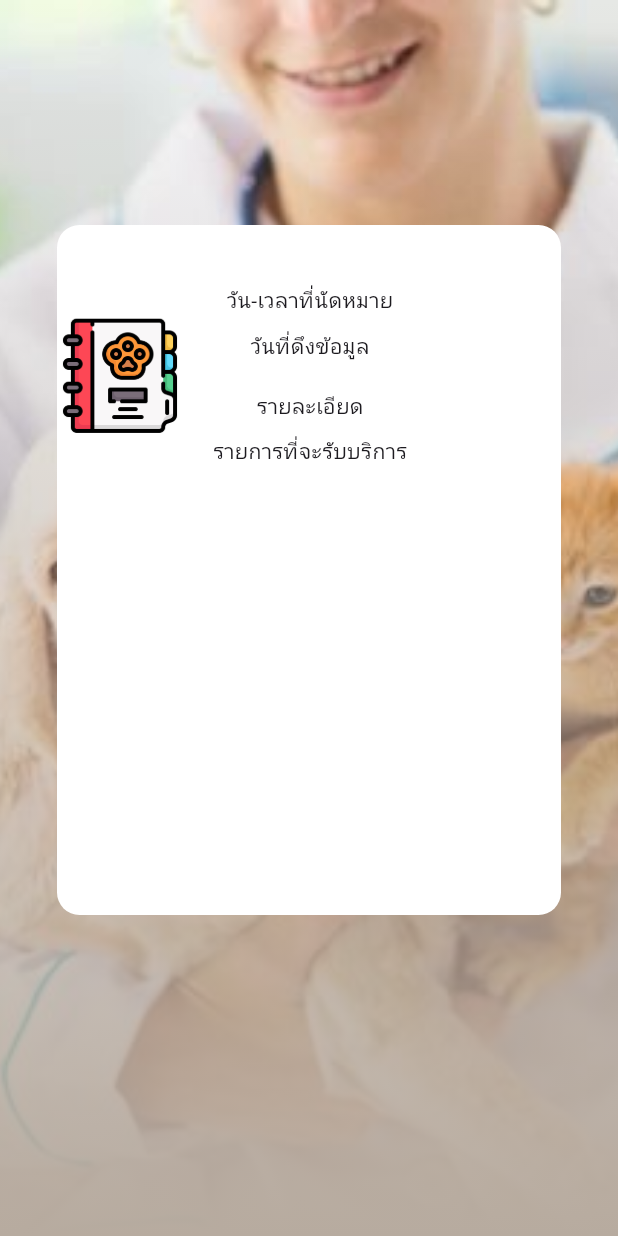
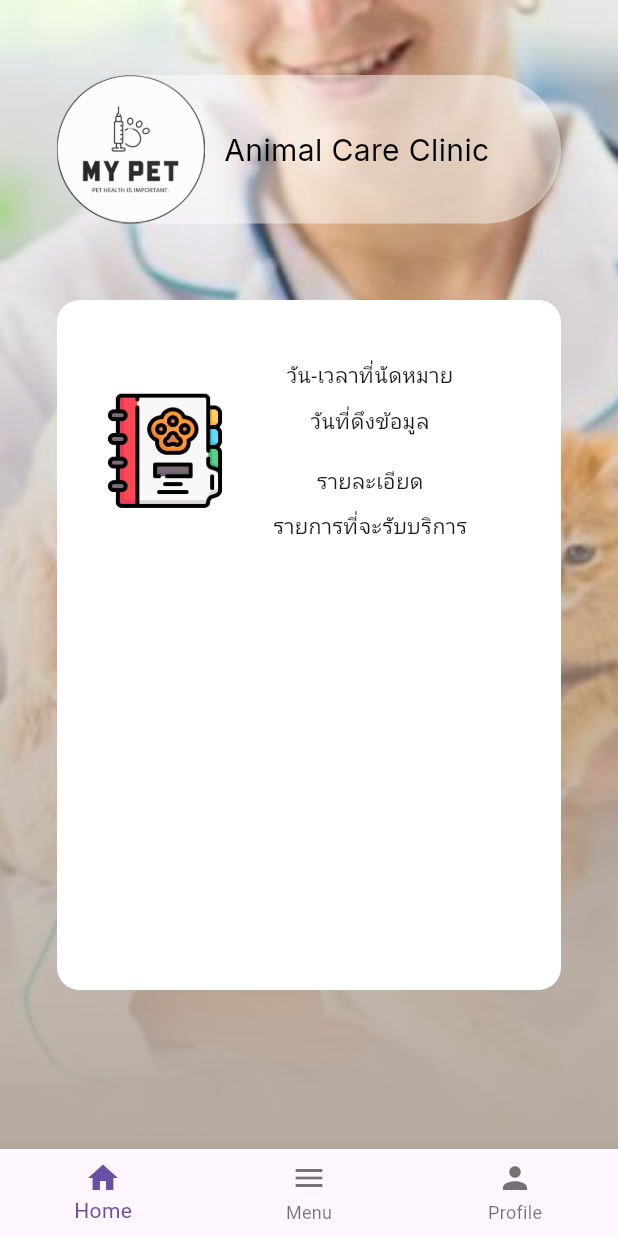
Before and after one commit to Phongsathornjan/vet-management-mobile-application, a Flutter app: the Schedule screen opened directly, on a phone screen of 412 x 824 dp. Run offline on Flutter 3.47's test engine with Material 3 defaults, Android fonts, the light colour scheme and no system bars; our stand-ins replace google_fonts, introduction_screen.

Commit message:
แก้bottomnav

```diff
--- a/lib/main.dart
+++ b/lib/main.dart
@@ -1,5 +1,6 @@
 import 'package:flutter/material.dart';
 import 'package:vet_care/screen/loginscreen.dart';
+import 'package:vet_care/screen/schedulescreen.dart';
 
 void main() {
   runApp(const MainApp());
@@ -12,7 +13,7 @@ class MainApp extends StatelessWidget {
   Widget build(BuildContext context) {
     return MaterialApp(
       debugShowCheckedModeBanner: false,
-      home: LoginScreen(),
+      home: Schedule(),
     );
   }
 }
--- /dev/null
+++ b/lib/screen/new_bottom_nav.dart
@@ -0,0 +1,42 @@
+import 'package:flutter/material.dart';
+
+class BottomBar extends StatefulWidget {
+  const BottomBar({Key? key}) : super(key: key);
+
+  @override
+  State<BottomBar> createState() => _BottomBarState();
+}
+
+class _BottomBarState extends State<BottomBar> {
+  int _currentIndex = 0;
+  List<Widget> body = const [
+    Icon(Icons.home),
+    Icon(Icons.menu),
+    Icon(Icons.person),
+  ];
+  @override
+  Widget build(BuildContext context) {
+    return BottomNavigationBar(
+      currentIndex: _currentIndex,
+      onTap: (int newIndex) {
+        setState(() {
+          _currentIndex = newIndex;
+        });
+      },
+      items: const [
+        BottomNavigationBarItem(
+          label: 'Home',
+          icon: Icon(Icons.home),
+        ),
+        BottomNavigationBarItem(
+          label: 'Menu',
+          icon: Icon(Icons.menu),
+        ),
+        BottomNavigationBarItem(
+          label: 'Profile',
+          icon: Icon(Icons.person),
+        ),
+      ],
+    );
+  }
+}
--- a/lib/screen/schedulescreen.dart
+++ b/lib/screen/schedulescreen.dart
@@ -1,12 +1,15 @@
 import 'package:flutter/material.dart';
+import 'package:introduction_screen/introduction_screen.dart';
+import 'package:vet_care/screen/new_bottom_nav.dart';
 import 'package:vet_care/widgets/background_widget.dart';
 import 'package:vet_care/widgets/colorbrowshade_widget.dart';
+import 'package:vet_care/widgets/logo_widget.dart';
 
 class Schedule extends StatelessWidget {
   Schedule({super.key});
   final emailcontroller = TextEditingController();
   final passcontroller = TextEditingController();
-
+  int currentIndex = 0;
   signIn() {}
 
   queue() {}
@@ -18,8 +21,9 @@ class Schedule extends StatelessWidget {
           children: <Widget>[
             const background(),
             const ColorBrowShade(),
+            Positioned(top: 50, left: 38, right: 38, child: logo_widget()),
             Positioned(
-            top: 150,
+              top: 200,
               left: 38,
               right: 38,
               child: Container(
@@ -35,11 +39,11 @@ class Schedule extends StatelessWidget {
                     ),
                     Row(
                       children: [
-                      Column(
-                        children: [
                         SizedBox(
                           width: 30,
                         ),
+                        Column(
+                          children: [
                             Image.asset(
                               "assets/images/book.png",
                               width: 84,
@@ -48,7 +52,7 @@ class Schedule extends StatelessWidget {
                           ],
                         ),
                         SizedBox(
-                        width: 20,
+                          width: 30,
                         ),
                         const Column(
                           children: [
@@ -83,6 +87,6 @@ class Schedule extends StatelessWidget {
             ),
           ],
         ),
-    );
+        bottomNavigationBar: BottomBar());
   }
 }
```
Lines whose indentation alone changed are shown as unchanged.
